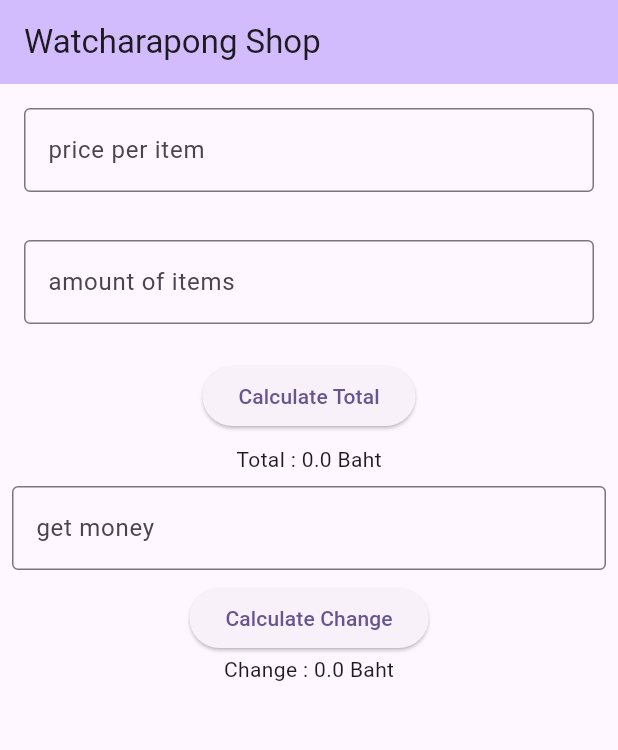
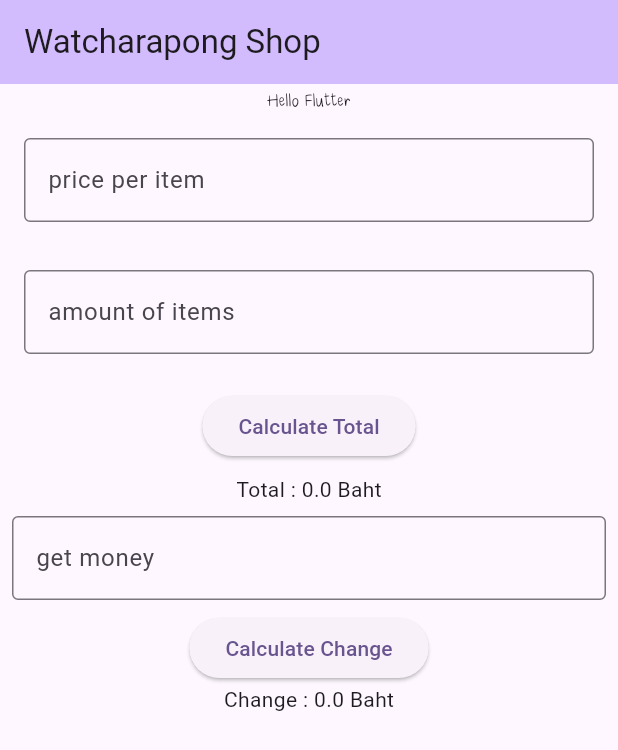
Before and after one commit to jaytakuz/MobileAppDev464, a Flutter app: the screen it shows after launch, on a phone screen of 412 x 824 dp. Shown: the top 750 px of the screen. Run offline on Flutter 3.47's test engine with Material 3 defaults, Android fonts, the phone set to English and light mode, and no system bars.

Commit message:
Apply fontFamily: "maaja"

```diff
--- a/lib/main.dart
+++ b/lib/main.dart
@@ -50,6 +50,7 @@ class _MyHomePageState extends State<MyHomePage> {
       ),
       body: Column(
         children: [
+          Text("Hello Flutter", style: TextStyle(fontFamily: "maaja"),),
           Padding(
             padding: const EdgeInsets.all(8.0),
             child: priceTextField(),
```
Also changed, not shown: pubspec.yaml (+4 -4 lines), font/maaja.ttf (added).
